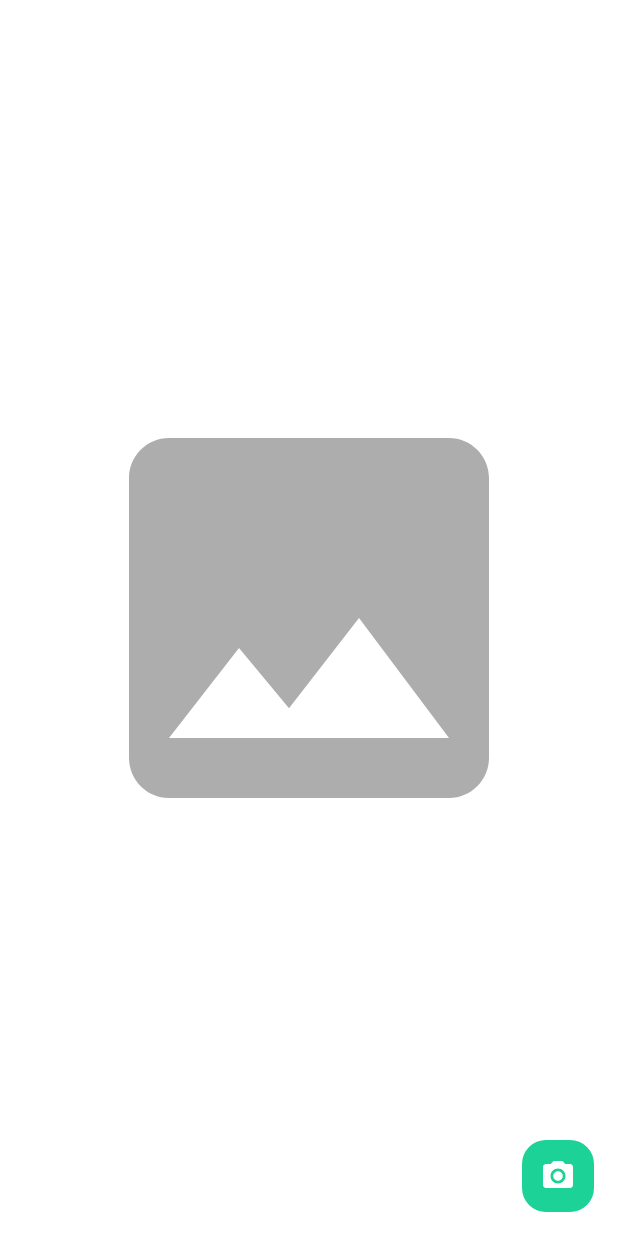
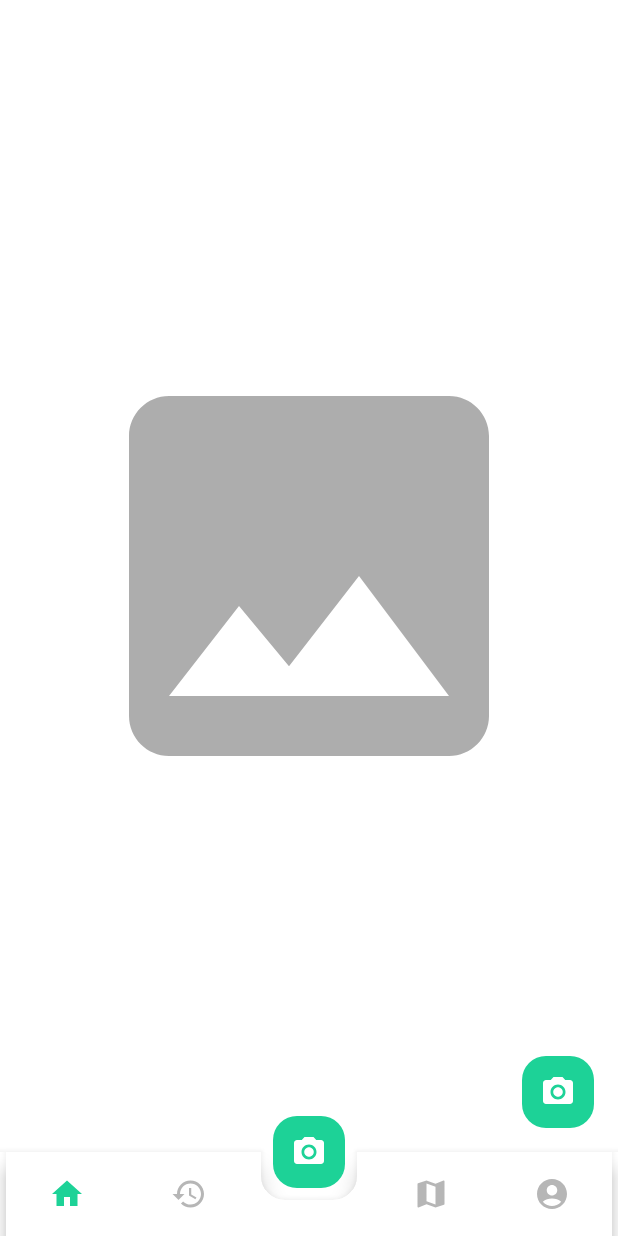
Before and after one commit to ecoEase/ecoease-mobile, an Android app built with Jetpack Compose: the screen it shows after launch (MainActivity), after a tap on "Lewati", on a phone screen of 412 x 824 dp. Run offline under Robolectric (Android 15) with nearby library versions, the phone set to English and light mode, and no system bars; pictures from the network do not load; 1 statement that could not run was skipped.

Commit message:
add! bottom navbar and editable text component. update! fix configuration change bug

```diff
--- a/app/src/main/AndroidManifest.xml
+++ b/app/src/main/AndroidManifest.xml
@@ -24,6 +24,7 @@
         <activity
             android:name=".MainActivity"
             android:exported="true"
+            android:configChanges="orientation|screenSize|screenLayout|smallestScreenSize|uiMode"
             android:label="@string/app_name"
             android:theme="@style/Theme.EcoEase.SplashScreen">
             <intent-filter>
@@ -32,5 +33,4 @@
             </intent-filter>
         </activity>
     </application>
-
 </manifest>
--- a/app/src/main/java/com/bangkit/ecoease/MainActivity.kt
+++ b/app/src/main/java/com/bangkit/ecoease/MainActivity.kt
@@ -11,9 +11,10 @@ import androidx.activity.compose.setContent
 import androidx.activity.result.contract.ActivityResultContracts
 import androidx.compose.foundation.layout.fillMaxSize
 import androidx.compose.foundation.layout.padding
-import androidx.compose.material.MaterialTheme
-import androidx.compose.material.Scaffold
-import androidx.compose.material.Surface
+import androidx.compose.material.*
+import androidx.compose.material.icons.Icons
+import androidx.compose.material.icons.filled.CameraAlt
+import androidx.compose.runtime.mutableStateOf
 import androidx.compose.ui.Modifier
 import androidx.compose.ui.unit.dp
 import androidx.core.splashscreen.SplashScreen.Companion.installSplashScreen
@@ -21,6 +22,7 @@ import androidx.navigation.NavHostController
 import androidx.navigation.NavType
 import androidx.navigation.compose.NavHost
 import androidx.navigation.compose.composable
+import androidx.navigation.compose.currentBackStackEntryAsState
 import androidx.navigation.compose.rememberNavController
 import androidx.navigation.navArgument
 import com.bangkit.ecoease.CameraActivity.Companion.CAMERA_X_RESULT
@@ -30,6 +32,8 @@ import com.bangkit.ecoease.data.model.ImageCaptured
 import com.bangkit.ecoease.data.viewmodel.CameraViewModel
 import com.bangkit.ecoease.data.viewmodel.SplashViewModel
 import com.bangkit.ecoease.di.Injection
+import com.bangkit.ecoease.ui.component.BottomNavBar
+import com.bangkit.ecoease.ui.component.FloatingButton
 import com.bangkit.ecoease.ui.screen.CameraScreen
 import com.bangkit.ecoease.ui.screen.OnBoardingScreen
 import com.bangkit.ecoease.ui.screen.TempScreen
@@ -38,35 +42,51 @@ import java.util.concurrent.ExecutorService
 import java.util.concurrent.Executors
 
 class MainActivity : ComponentActivity() {
-    val splashViewModel = SplashViewModel()
     private val cameraExecutor: ExecutorService = Executors.newSingleThreadExecutor()
-    val cameraViewModel: CameraViewModel = ViewModelFactory(Injection.provideInjection(this)).create(CameraViewModel::class.java)
-
+    lateinit var cameraViewModel: CameraViewModel
 
     override fun onCreate(savedInstanceState: Bundle?) {
+        val splashViewModel = SplashViewModel()
         super.onCreate(savedInstanceState)
 
+        cameraViewModel = ViewModelFactory(Injection.provideInjection(this)).create(CameraViewModel::class.java)
         installSplashScreen().setKeepOnScreenCondition{
             splashViewModel.isLoading.value
         }
-//        window.setFlags(
-//            WindowManager.LayoutParams.FLAG_LAYOUT_NO_LIMITS,
-//            WindowManager.LayoutParams.FLAG_LAYOUT_NO_LIMITS,
-//        )
+
+        val listRoute = listOf(
+            Screen.Temp,
+            Screen.History,
+            Screen.Map,
+            Screen.Profile
+        )
         setContent {
             EcoEaseTheme {
                 val navController: NavHostController = rememberNavController()
-                // A surface container using the 'background' color from the theme
+                val currentRoute = navController.currentBackStackEntryAsState().value?.destination?.route
+
                 Surface(
                     modifier = Modifier
-                        .fillMaxSize(),
+                        .fillMaxSize()
+                    ,
                     color = MaterialTheme.colors.background
                 ) {
+                    Scaffold(
+                        floatingActionButton = {
+                            if(currentRoute != Screen.Onboard.route) FloatingButton(description = "scan", icon = Icons.Default.CameraAlt)
+                       },
+                        bottomBar = {
+                            if(currentRoute != Screen.Onboard.route) BottomNavBar(navController = navController, items = listRoute)
+                        },
+                        floatingActionButtonPosition = FabPosition.Center,
+                        isFloatingActionButtonDocked = true,
+                    ) {paddingValues ->
                         NavHost(
                             navController = navController,
-                        startDestination = Screen.Home.route
+                            startDestination = Screen.Onboard.route,
+                            modifier = Modifier.padding(paddingValues)
                         ){
-                        composable(Screen.Home.route){
+                            composable(Screen.Onboard.route){
                                 OnBoardingScreen(
                                     navController = navController
                                 )
@@ -87,14 +107,19 @@ class MainActivity : ComponentActivity() {
                                     }
                                 )
                             }
-                        composable(Screen.Camera.route){
-                            CameraScreen(
-                                navController = navController,
-                                executor = cameraExecutor
-                            )
+                            composable(Screen.History.route){
+                                Text(text = "history")
+                            }
+                            composable(Screen.Profile.route){
+                                Text(text = "history")
+                            }
+                            composable(Screen.Map.route){
+                                Text(text = "map")
                             }
                         }
                     }
+                }
+
             }
         }
     }
--- a/app/src/main/java/com/bangkit/ecoease/data/Screen.kt
+++ b/app/src/main/java/com/bangkit/ecoease/data/Screen.kt
@@ -1,9 +1,17 @@
 package com.bangkit.ecoease.data
 
-sealed class Screen(val route: String){
-    object Home : Screen("home")
-    object Temp : Screen("temp/{path}"){
+import androidx.compose.material.icons.Icons
+import androidx.compose.material.icons.filled.*
+import androidx.compose.ui.graphics.vector.ImageVector
+
+sealed class Screen(val route: String, val icon: ImageVector){
+    object Onboard : Screen(route = "home", icon = Icons.Default.Start)
+    object Home : Screen(route = "home", icon = Icons.Default.Home)
+    object Temp : Screen(route = "temp/{path}", icon = Icons.Default.Home){
         fun setImage(path: String) = "temp/$path"
     }
-    object Camera : Screen("camera")
+    object Camera : Screen(route = "camera", icon = Icons.Default.CameraAlt)
+    object History : Screen(route = "history", icon = Icons.Default.History)
+    object Profile : Screen(route = "profile", icon = Icons.Default.AccountCircle)
+    object Map : Screen(route = "map", icon = Icons.Default.Map)
 }
--- /dev/null
+++ b/app/src/main/java/com/bangkit/ecoease/ui/component/BottomNavBar.kt
@@ -0,0 +1,43 @@
+package com.bangkit.ecoease.ui.component
+
+import androidx.compose.foundation.layout.Box
+import androidx.compose.foundation.layout.fillMaxWidth
+import androidx.compose.foundation.shape.RoundedCornerShape
+import androidx.compose.material.*
+import androidx.compose.runtime.Composable
+import androidx.compose.ui.Modifier
+import androidx.compose.ui.unit.dp
+import androidx.navigation.NavHostController
+import androidx.navigation.compose.currentBackStackEntryAsState
+import com.bangkit.ecoease.data.Screen
+import com.bangkit.ecoease.ui.theme.DarkGrey
+
+@Composable
+fun BottomNavBar(
+    navController: NavHostController,
+    items: List<Screen>,
+    modifier: Modifier = Modifier
+){
+    val currentRoute = navController.currentBackStackEntryAsState().value?.destination?.route
+    BottomAppBar(
+        backgroundColor = MaterialTheme.colors.background,
+        cutoutShape = RoundedCornerShape(16.dp)
+    ) {
+        BottomNavigation(
+            backgroundColor = MaterialTheme.colors.background,
+            modifier = modifier
+            .fillMaxWidth()
+        ) {
+            items.forEachIndexed { index, item  ->
+                if(index == items.size / 2) Box(modifier = Modifier.weight(1f))
+                BottomNavigationItem(
+                    selected = currentRoute == item.route,
+                    selectedContentColor = MaterialTheme.colors.primary,
+                    unselectedContentColor = DarkGrey,
+                    onClick = { navController.navigate(item.route) },
+                    icon = { Icon(item.icon, contentDescription = "${item.route}") }
+                )
+            }
+        }
+    }
+}
```
Also changed, not shown: app/src/main/java/com/bangkit/ecoease/ui/component/EditableText.kt (added, +88 -0 lines), app/src/main/java/com/bangkit/ecoease/ui/component/TextInput.kt (+5 -4 lines). Lines whose indentation alone changed are shown as unchanged.
